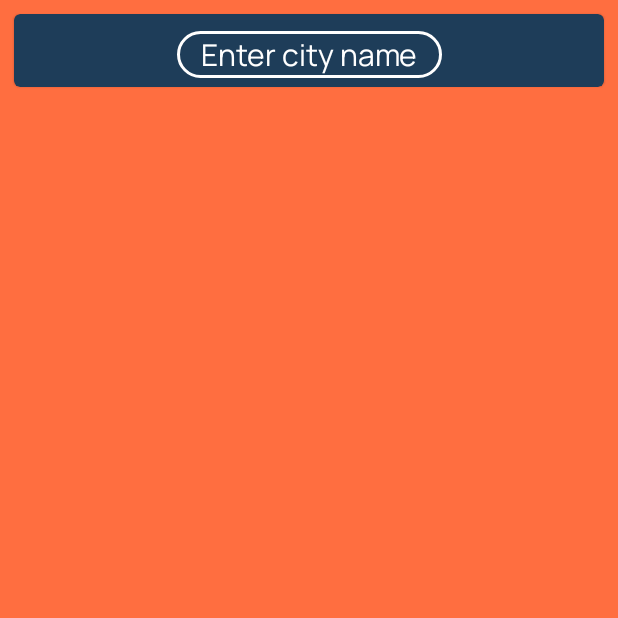
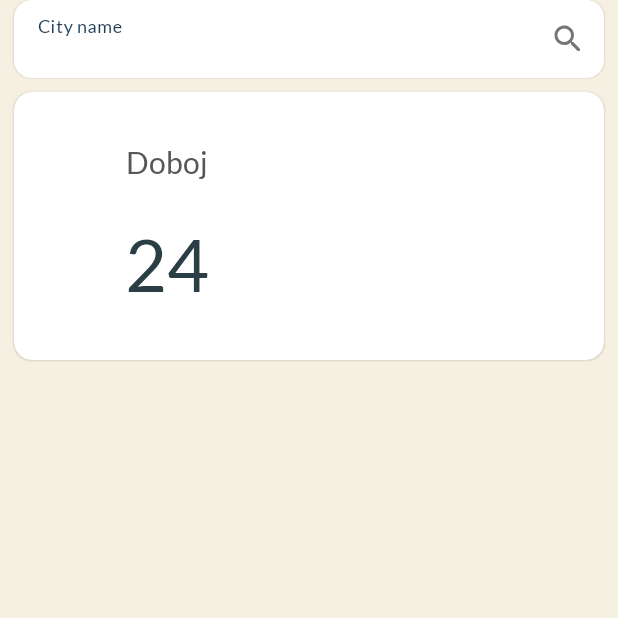
Before and after one commit to BojanDolic/MyWeather, an Android app: the screen it shows after launch (MainActivity), on a phone screen of 412 x 824 dp, the top half of it. Run offline under Robolectric (Android 15) with nearby library versions, the phone set to English and light mode, and no system bars; our stand-ins replace Dagger/Hilt's generated code, navigation-ui.

Commit message:
main_fragment.xml redesigned. Implemented functional MVVM pattern. Changed font.

```diff
--- a/app/src/main/AndroidManifest.xml
+++ b/app/src/main/AndroidManifest.xml
@@ -1,6 +1,8 @@
 <?xml version="1.0" encoding="utf-8"?>
 <manifest xmlns:android="http://schemas.android.com/apk/res/android"
     package="com.electrocoder.myweather">
+
+    <uses-permission android:name="android.permission.INTERNET"/>
 
     <application
         android:allowBackup="true"
--- a/app/src/main/java/com/electrocoder/myweather/constants/Constants.kt
+++ b/app/src/main/java/com/electrocoder/myweather/constants/Constants.kt
@@ -15,4 +15,7 @@ object Constants {
     val WEATHER_DRIZZLE = 300.399
     val WEATHER_THUNDERSTORM = 200.299
 
+
+    const val BASE_URL = "https://api.openweathermap.org/data/2.5/"
+
 }
--- a/app/src/main/java/com/electrocoder/myweather/di/modules/NetworkModule.kt
+++ b/app/src/main/java/com/electrocoder/myweather/di/modules/NetworkModule.kt
@@ -1,4 +1,53 @@
 package com.electrocoder.myweather.di.modules
 
-class NetworkModule {
+import com.electrocoder.myweather.api.WeatherApi
+import com.electrocoder.myweather.constants.Constants
+import dagger.Module
+import dagger.Provides
+import dagger.hilt.InstallIn
+import dagger.hilt.components.SingletonComponent
+import okhttp3.OkHttpClient
+import retrofit2.Retrofit
+import retrofit2.converter.gson.GsonConverterFactory
+import java.util.concurrent.TimeUnit
+import javax.inject.Singleton
+
+@Module
+@InstallIn(SingletonComponent::class)
+object NetworkModule {
+
+    @Singleton
+    @Provides
+    fun provideHttpClient(): OkHttpClient {
+        return OkHttpClient()
+            .newBuilder()
+            .readTimeout(15, TimeUnit.SECONDS)
+            .connectTimeout(15, TimeUnit.SECONDS)
+            .build()
+    }
+
+    @Singleton
+    @Provides
+    fun provideGsonConverterFactory(): GsonConverterFactory =
+        GsonConverterFactory.create()
+
+    @Singleton
+    @Provides
+    fun provideRetrofit(
+        okHttpClient: OkHttpClient,
+        converterFactory: GsonConverterFactory
+    ): Retrofit {
+        return Retrofit.Builder()
+            .baseUrl(Constants.BASE_URL)
+            .client(okHttpClient)
+            .addConverterFactory(converterFactory)
+            .build()
+    }
+
+
+    @Singleton
+    @Provides
+    fun provideWeatherService(retrofit: Retrofit): WeatherApi =
+        retrofit.create(WeatherApi::class.java)
+
 }
--- /dev/null
+++ b/app/src/main/java/com/electrocoder/myweather/repository/Repository.kt
@@ -0,0 +1,29 @@
+package com.electrocoder.myweather.repository
+
+import com.electrocoder.myweather.BuildConfig
+import com.electrocoder.myweather.api.WeatherApi
+import com.electrocoder.myweather.models.ApiFetcher
+import com.electrocoder.myweather.models.ApiResponse
+import com.electrocoder.myweather.models.WeatherResponse
+import kotlinx.coroutines.flow.Flow
+import kotlinx.coroutines.flow.flow
+import javax.inject.Inject
+
+class Repository @Inject constructor(
+    val api: WeatherApi
+) : ApiFetcher() {
+
+
+    suspend fun getCurrentWeather(city: String): Flow<ApiResponse<WeatherResponse>> {
+        return flow {
+            emit(fetchData {
+                api.getCurrentWeather(
+                    city,
+                    apiKey = BuildConfig.WEATHER_KEY
+                )
+            })
+        }
+    }
+
+
+}
--- a/app/src/main/java/com/electrocoder/myweather/ui/fragments/MainFragment.kt
+++ b/app/src/main/java/com/electrocoder/myweather/ui/fragments/MainFragment.kt
@@ -8,14 +8,21 @@ import android.view.LayoutInflater
 import android.view.View
 import android.view.ViewGroup
 import androidx.core.view.*
+import androidx.fragment.app.viewModels
 import androidx.navigation.fragment.findNavController
 import com.electrocoder.myweather.R
 import com.electrocoder.myweather.databinding.MainFragmentBinding
+import com.electrocoder.myweather.models.ApiResponse
 import com.electrocoder.myweather.ui.viewmodels.MainViewModel
+import dagger.hilt.android.AndroidEntryPoint
+import javax.inject.Inject
 
+private const val TAG = "MainFragment"
+
+@AndroidEntryPoint
 class MainFragment : Fragment() {
 
-    private lateinit var viewModel: MainViewModel
+    private val viewModel: MainViewModel by viewModels<MainViewModel>()
 
     private var _binding: MainFragmentBinding? = null
     private val binding get() = _binding!!
@@ -39,25 +46,75 @@ class MainFragment : Fragment() {
 
         //WindowCompat.setDecorFitsSystemWindows(requireActivity().window, false)
 
-        ViewCompat.setOnApplyWindowInsetsListener(binding.citySearchContainer) { _view, windowInsets ->
+        ViewCompat.setOnApplyWindowInsetsListener(binding.searchContainer) { _view, windowInsets ->
             val insets = windowInsets.getInsets(WindowInsetsCompat.Type.systemBars())
-            // Apply the insets as a margin to the view. Here the system is setting
-            // only the bottom, left, and right dimensions, but apply whichever insets are
-            // appropriate to your layout. You can also update the view padding
-            // if that's more appropriate.
+
             _view.updateLayoutParams<ViewGroup.MarginLayoutParams>() {
                 topMargin = insets.top
-                Log.d("TAG", "onViewCreated: POZVAN INSET")
+            }
+            WindowInsetsCompat.CONSUMED
+        }
+
+        binding.citySearchEdLayout.setEndIconOnClickListener {
+            viewModel.updateCityName(binding.citySearchEd.text.toString())
+        }
+
+
+
+        viewModel.weatherForecast.observe(viewLifecycleOwner) { response ->
+
+            when(response) {
+
+                is ApiResponse.Success -> {
+
+                    Log.d(TAG, "onViewCreated: USPJEŠNO PREUZIMANJE")
+
+                    val weatherResponse = response.data
+                    weatherResponse?.let { weather ->
+
+                        val weatherInfo = weather.weatherList[0]
+
+                        binding.cityName.text = weather.cityName
+                        binding.weatherTemp.text = String.format("%.1f", weather.mainWeather.temp)
+                    }
+
+
+
+                }
+
+                is ApiResponse.Error -> {
+                    Log.d(TAG, "onViewCreated: ERROR PREUZIMANJA ${response.message}")
+
+
+                }
+
+            }
+        }
+
+       /* viewModel.currentWeather?.observe(viewLifecycleOwner) { response ->
+
+            when(response) {
+
+                is ApiResponse.Success -> {
+
+                    Log.d(TAG, "onViewCreated: USPJEŠNO PREUZIMANJE")
+
+                    val weatherResponse = response.data
+                    weatherResponse?.let { weather ->
+
+                        val weatherInfo = weather.weatherList[0]
+
+                        binding.cityName.text = weather.cityName
+                        binding.weatherTemp.text = String.format("%.1f", weather.mainWeather.temp)
+                    }
+
+
+
+                }
+
             }
 
-            /*_view.updatePadding(
-                bottom = insets.bottom
-            )*/
-
-            // Return CONSUMED if you don't want want the window insets to keep being
-            // passed down to descendant views.
-            WindowInsetsCompat.CONSUMED
-        }
+        }*/
 
     }
 
--- a/app/src/main/java/com/electrocoder/myweather/ui/viewmodels/MainViewModel.kt
+++ b/app/src/main/java/com/electrocoder/myweather/ui/viewmodels/MainViewModel.kt
@@ -1,7 +1,55 @@
 package com.electrocoder.myweather.ui.viewmodels
 
-import androidx.lifecycle.ViewModel
+import android.util.Log
+import androidx.lifecycle.*
+import com.electrocoder.myweather.models.ApiResponse
+import com.electrocoder.myweather.models.Weather
+import com.electrocoder.myweather.models.WeatherResponse
+import com.electrocoder.myweather.repository.Repository
+import dagger.hilt.android.lifecycle.HiltViewModel
+import kotlinx.coroutines.Dispatchers
+import kotlinx.coroutines.flow.collect
+import kotlinx.coroutines.flow.first
+import kotlinx.coroutines.flow.map
+import kotlinx.coroutines.launch
+import javax.inject.Inject
+import kotlin.coroutines.coroutineContext
+import kotlin.math.log
 
-class MainViewModel : ViewModel() {
-    // TODO: Implement the ViewModel
+private const val TAG = "MainViewModel"
+
+@HiltViewModel
+class MainViewModel @Inject constructor(
+    private val repository: Repository
+) : ViewModel() {
+
+    private val cityName: MutableLiveData<String> = MutableLiveData("")
+
+    private val weatherForecastData = MutableLiveData<ApiResponse<WeatherResponse>>()
+
+    val weatherForecast: LiveData<ApiResponse<WeatherResponse>> get() = weatherForecastData
+
+
+    val currentWeather = cityName.switchMap { cityName ->
+        liveData(context = viewModelScope.coroutineContext + Dispatchers.IO) {
+            val result = repository.getCurrentWeather(cityName).asLiveData()
+            emit(result)
+            Log.d(TAG, ": UPDATE PODATAKA")
+        }
+
+    }
+
+
+    fun updateCityName(newCityName: String) {
+        weatherForecastData.value = ApiResponse.Loading()
+
+        Log.d(TAG, "updateCityName: POZVANA FUNKCIJA PROMJENE IMENA")
+
+        viewModelScope.launch {
+            repository.getCurrentWeather(newCityName).collect {
+                weatherForecastData.value = it
+            }
+        }
+    }
+
 }
--- a/app/src/main/res/layout/main_fragment.xml
+++ b/app/src/main/res/layout/main_fragment.xml
@@ -5,18 +5,21 @@
     android:layout_height="match_parent"
     xmlns:app="http://schemas.android.com/apk/res-auto"
     tools:context=".ui.fragments.MainFragment"
-    android:background="@color/orange">
+    android:background="@color/creamy_background">
 
     <com.google.android.material.card.MaterialCardView
         android:id="@+id/search_container"
         android:layout_width="match_parent"
-        android:layout_height="0dp"
-        android:layout_margin="9dp"
+        android:layout_height="wrap_content"
+        android:layout_marginHorizontal="9dp"
+        android:layout_marginVertical="12dp"
         app:layout_constraintStart_toStartOf="parent"
         app:layout_constraintEnd_toEndOf="parent"
         app:layout_constraintTop_toTopOf="parent"
-        app:cardBackgroundColor="@color/dark_blue"
-        app:contentPadding="6dp">
+        app:layout_constraintBottom_toTopOf="@id/city_weather_card"
+        app:cardCornerRadius="12dp"
+        android:elevation="9dp"
+        android:translationZ="9dp">
 
         <androidx.constraintlayout.widget.ConstraintLayout
             android:id="@+id/city_search_container"
@@ -26,26 +29,28 @@
 
             <com.google.android.material.textfield.TextInputLayout
                 android:id="@+id/city_search_ed_layout"
-                android:layout_width="wrap_content"
-                android:layout_height="wrap_content"
-                style="@style/CustomCityText"
-                app:boxCornerRadiusBottomStart="24dp"
-                app:boxCornerRadiusBottomEnd="24dp"
-                app:boxCornerRadiusTopEnd="24dp"
-                app:boxCornerRadiusTopStart="24dp"
+                android:layout_width="match_parent"
+                android:layout_height="match_parent"
                 app:layout_constraintStart_toStartOf="parent"
                 app:layout_constraintEnd_toEndOf="parent"
-                app:layout_constraintTop_toTopOf="parent">
+                app:layout_constraintTop_toTopOf="parent"
+                app:endIconDrawable="@drawable/search"
+                app:endIconMode="custom"
+                style="@style/Widget.MaterialComponents.TextInputLayout.FilledBox.Dense"
+                app:boxStrokeWidth="0dp"
+                app:boxStrokeWidthFocused="0dp"
+                app:boxBackgroundColor="@android:color/transparent"
+                android:hint="City name"
+                android:padding="0dp">
 
                 <com.google.android.material.textfield.TextInputEditText
                     android:id="@+id/city_search_ed"
                     android:layout_width="match_parent"
                     android:layout_height="match_parent"
-                    android:text="Enter city name"
-                    android:padding="2dp"
-                    android:textSize="20sp"
-                    style="@style/CustomCityText"
-                    android:fontFamily="@font/manrope_extrabold"/>
+                    android:fontFamily="@font/manrope_extrabold"
+                    android:inputType="text"
+                    android:textSize="18sp"
+                    tools:ignore="TouchTargetSizeCheck" />
 
             </com.google.android.material.textfield.TextInputLayout>
 
@@ -54,4 +59,62 @@
 
     </com.google.android.material.card.MaterialCardView>
 
+
+    <com.google.android.material.card.MaterialCardView
+        android:id="@+id/city_weather_card"
+        android:layout_width="match_parent"
+        android:layout_height="0dp"
+        app:layout_constraintTop_toBottomOf="@id/search_container"
+        app:layout_constraintStart_toStartOf="parent"
+        app:layout_constraintEnd_toEndOf="parent"
+        android:layout_marginHorizontal="9dp"
+        android:layout_marginVertical="9dp"
+        app:contentPadding="9dp"
+        app:cardCornerRadius="12dp">
+
+        <androidx.constraintlayout.widget.ConstraintLayout
+            android:layout_width="match_parent"
+            android:layout_height="match_parent">
+
+            <ImageView
+                android:id="@+id/weather_icon"
+                android:layout_width="180dp"
+                android:layout_height="160dp"
+                android:layout_marginHorizontal="9dp"
+                app:layout_constraintEnd_toEndOf="parent"
+                app:layout_constraintTop_toTopOf="parent" />
+
+            <TextView
+                android:id="@+id/city_name"
+                android:layout_width="wrap_content"
+                android:layout_height="wrap_content"
+                android:text="Doboj"
+                android:textColor="#575757"
+                android:maxLines="2"
+                android:ellipsize="end"
+                android:textSize="20sp"
+                app:layout_constraintStart_toStartOf="parent"
+                app:layout_constraintEnd_toStartOf="@id/weather_icon"
+                app:layout_constraintTop_toTopOf="parent"
+                app:layout_constraintBottom_toTopOf="@id/weather_temp"/>
+
+
+            <TextView
+                android:id="@+id/weather_temp"
+                android:layout_width="wrap_content"
+                android:layout_height="wrap_content"
+                android:text="24"
+                android:fontFamily="@font/lato_black"
+                android:textSize="48sp"
+                app:layout_constraintStart_toStartOf="parent"
+                app:layout_constraintEnd_toStartOf="@id/weather_icon"
+                app:layout_constraintTop_toBottomOf="@id/city_name"
+                app:layout_constraintVertical_chainStyle="spread"
+                app:layout_constraintBottom_toBottomOf="@id/weather_icon"/>
+
+
+        </androidx.constraintlayout.widget.ConstraintLayout>
+
+    </com.google.android.material.card.MaterialCardView>
+
 </androidx.constraintlayout.widget.ConstraintLayout>
--- a/app/src/main/res/values/themes.xml
+++ b/app/src/main/res/values/themes.xml
@@ -9,7 +9,7 @@
         <item name="colorSecondary">@color/teal_200</item>
         <item name="colorSecondaryVariant">@color/teal_700</item>
         <item name="colorOnSecondary">@color/black</item>
-        <item name="fontFamily">@font/manrope_regular</item>
+        <item name="fontFamily">@font/lato_regular</item>
         <item name="android:textColor">#2b3e45</item>
         <!-- Status bar color. -->
         <item name="android:statusBarColor" tools:targetApi="l">@android:color/transparent</item>
```
Also changed, not shown: app/src/main/java/com/electrocoder/myweather/api/WeatherApi.kt (added, +18 -0 lines), app/src/main/java/com/electrocoder/myweather/models/ApiFetcher.kt (added, +25 -0 lines), app/src/main/java/com/electrocoder/myweather/models/ApiResponse.kt (added, +14 -0 lines), app/src/main/java/com/electrocoder/myweather/models/Weather.kt (added, +10 -0 lines), app/src/main/java/com/electrocoder/myweather/models/WeatherMain.kt (added, +8 -0 lines), app/src/main/java/com/electrocoder/myweather/models/WeatherResponse.kt (added, +10 -0 lines), app/src/main/res/font/lato_black.ttf (added), app/src/main/res/font/lato_bold.ttf (added), app/src/main/res/font/lato_light.ttf (added), app/src/main/res/font/lato_regular.ttf (added).
